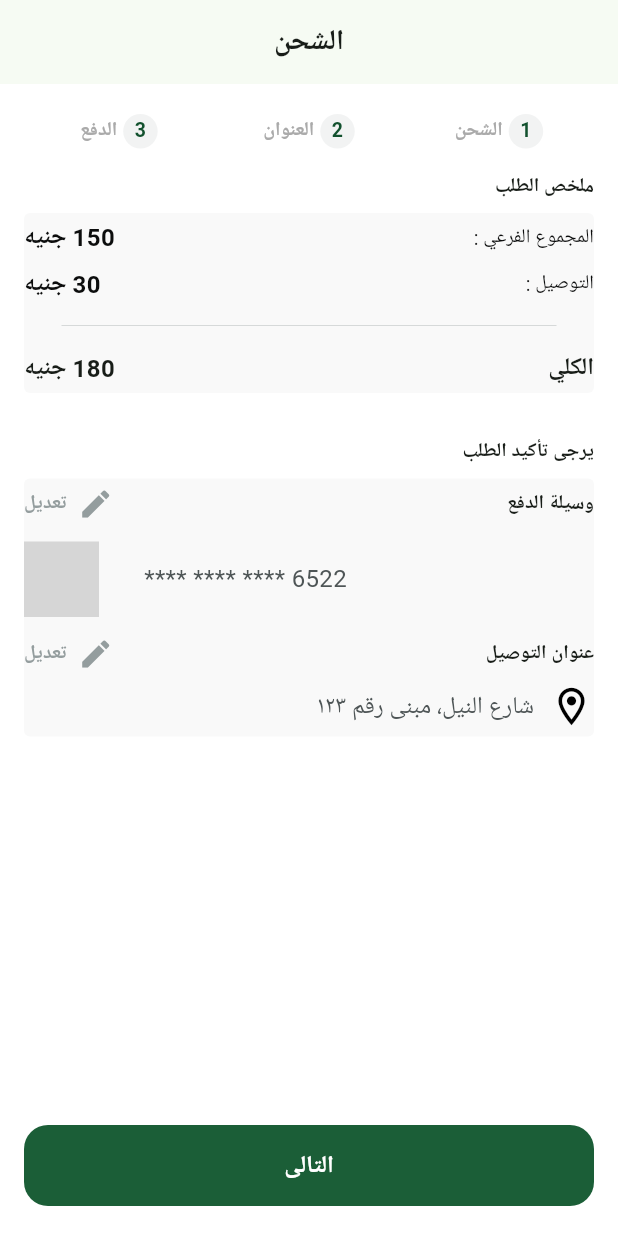
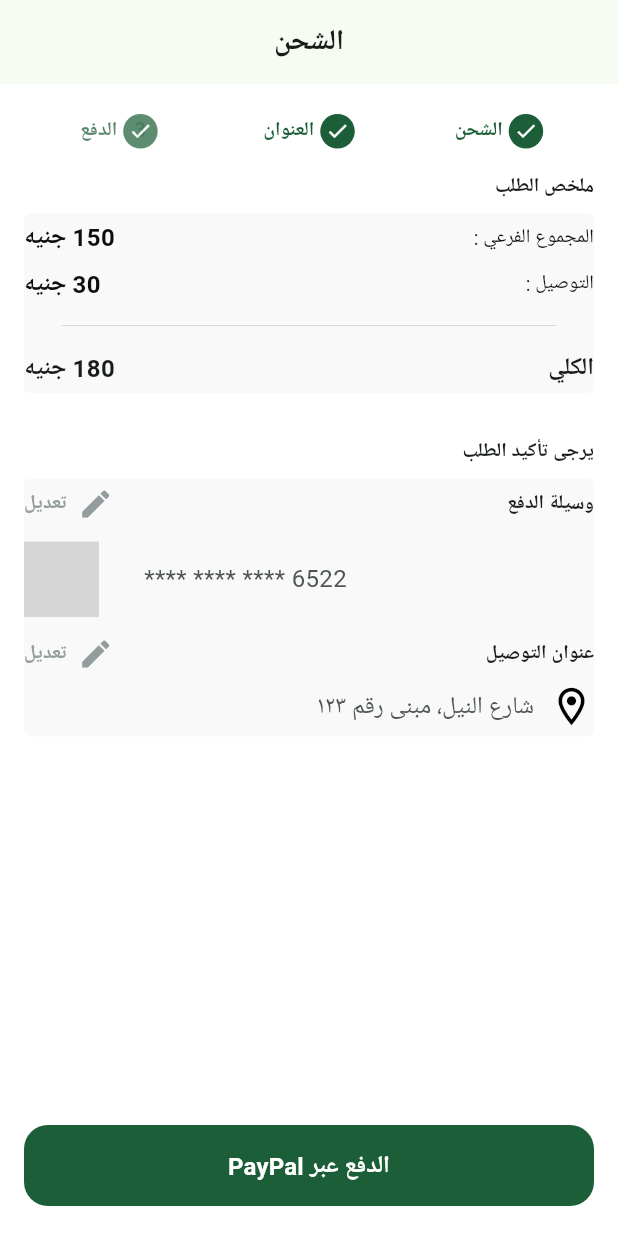
Before and after one commit to EsAm1973/Fruit-Market, a Flutter app: the CheckoutView screen opened by its route, swiped to page 3, on a phone screen of 412 x 824 dp. Run offline on Flutter 3.47's test engine with Material 3 defaults, Android fonts, the phone set to English and light mode, and no system bars; our stand-ins replace bloc, cached_network_image, cloud_firestore, dartz, dots_indicator, equatable and 9 more; missing offline and left inert: flutter_facebook_auth, svg_flutter; accounts and stored records are empty; Roboto replaces fonts that are missing (Cairo); grey boxes are pictures that could not be loaded.

Commit message:
Update CheckoutSteps and CheckoutViewBody to manage current page index dynamically

```diff
--- a/lib/Features/checkout/presentation/views/widgets/checkout_steps.dart
+++ b/lib/Features/checkout/presentation/views/widgets/checkout_steps.dart
@@ -2,8 +2,8 @@ import 'package:flutter/material.dart';
 import 'package:fruit_market/Features/checkout/presentation/views/widgets/step_item.dart';
 
 class CheckoutSteps extends StatelessWidget {
-  const CheckoutSteps({super.key});
-
+  const CheckoutSteps({super.key, required this.currentPageIndex});
+  final int currentPageIndex;
   @override
   Widget build(BuildContext context) {
     return Row(
@@ -12,7 +12,7 @@ class CheckoutSteps extends StatelessWidget {
           child: StepItem(
             text: getSteps()[index],
             index: (index + 1).toString(),
-            isActive: false,
+            isActive: index <= currentPageIndex,
           ),
         );
       }),
--- a/lib/Features/checkout/presentation/views/widgets/checkout_view_body.dart
+++ b/lib/Features/checkout/presentation/views/widgets/checkout_view_body.dart
@@ -17,6 +17,11 @@ class _CheckoutViewBodyState extends State<CheckoutViewBody> {
   void initState() {
     super.initState();
     pageController = PageController();
+    pageController.addListener(() {
+      setState(() {
+        currentPageIndex = pageController.page!.toInt();
+      });
+    });
   }
 
   @override
@@ -25,6 +30,7 @@ class _CheckoutViewBodyState extends State<CheckoutViewBody> {
     pageController.dispose();
   }
 
+  int currentPageIndex = 0;
   @override
   Widget build(BuildContext context) {
     return Padding(
@@ -32,19 +38,19 @@ class _CheckoutViewBodyState extends State<CheckoutViewBody> {
       child: Column(
         children: [
           const SizedBox(height: 20),
-          const CheckoutSteps(),
+          CheckoutSteps(currentPageIndex: currentPageIndex),
           Expanded(
             child: CheckOutStepsPageView(pageController: pageController),
           ),
           CustomButtom(
             onpressed: () {
               pageController.animateToPage(
-                2,
+                currentPageIndex + 1,
                 duration: const Duration(milliseconds: 300),
                 curve: Curves.linear,
               );
             },
-            text: 'التالى',
+            text: currentPageIndex == 2 ? 'الدفع عبر PayPal' : 'التالي',
           ),
           const SizedBox(height: 20),
         ],
```
